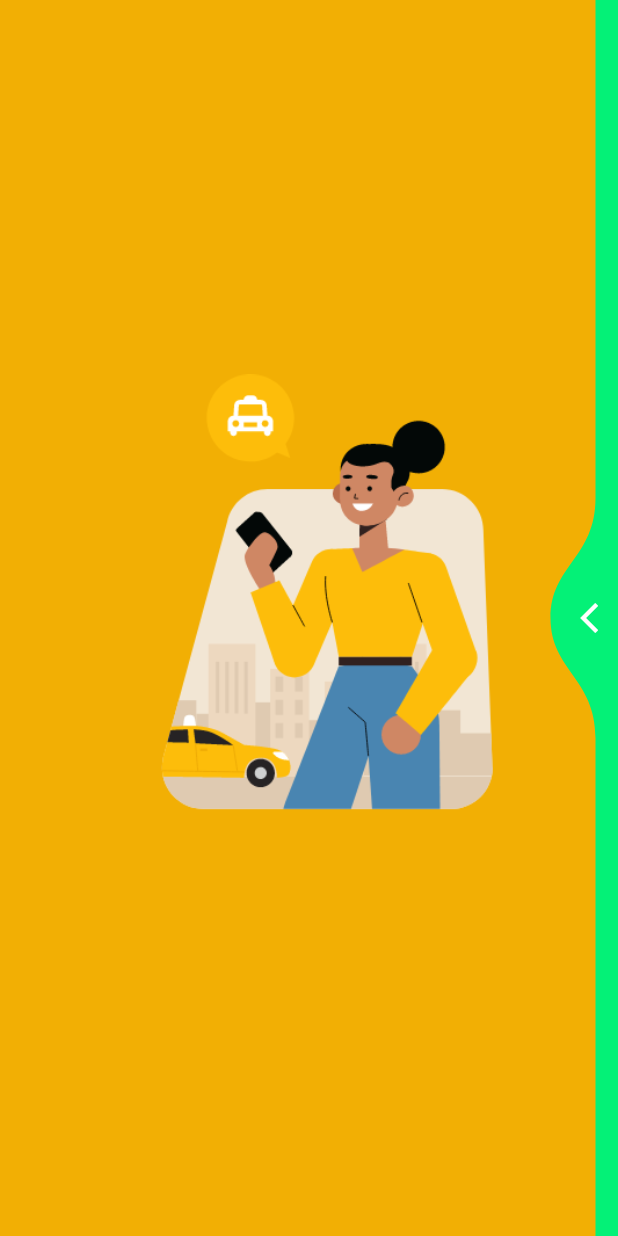
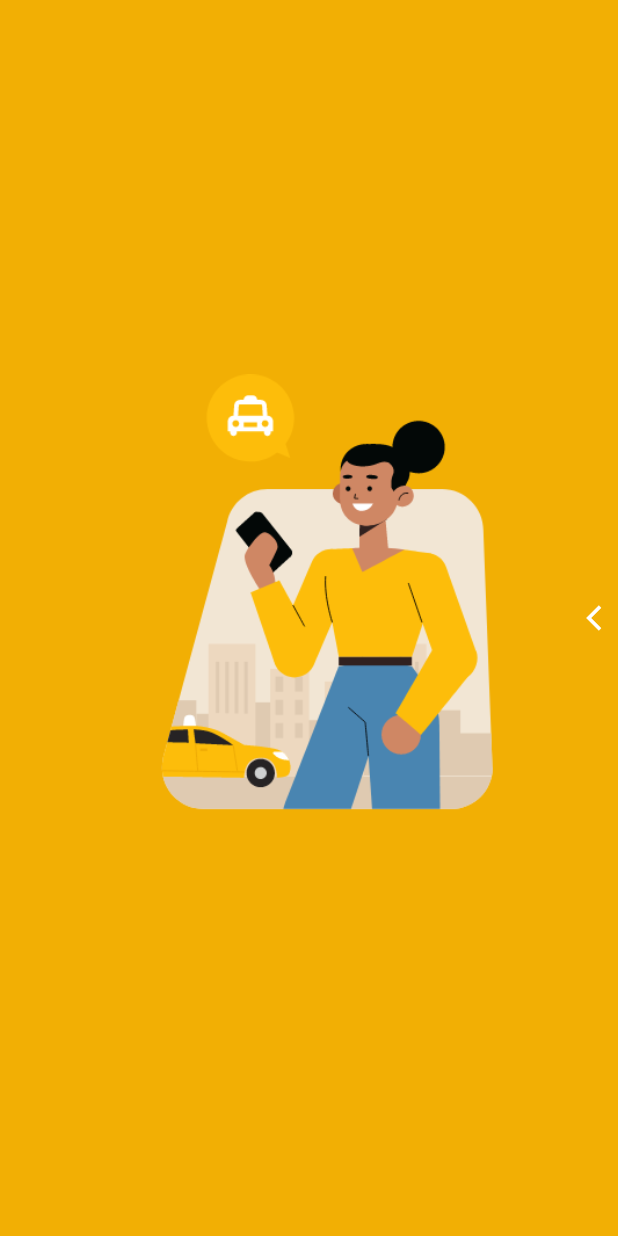
Before and after one commit to Idriss-rayan/familyquiz, a Flutter app: the screen it shows after launch, on a phone screen of 412 x 824 dp. Run offline on Flutter 3.47's test engine with Material 3 defaults, Android fonts, the phone set to English and light mode, and no system bars; drawn by our look-alikes of liquid_swipe; our stand-ins replace flutter_svg, get, websafe_svg.

Commit message:
elevent ramadan

```diff
--- a/lib/documentation/doc.dart
+++ b/lib/documentation/doc.dart
@@ -1,23 +1,9 @@
 import 'package:flutter/material.dart';
 import 'package:liquid_swipe/liquid_swipe.dart';
+import 'package:familyquiz/documentation/histoire.dart'; // Assurez-vous que cette classe est correctement importée.
 
 class Doc extends StatelessWidget {
   Doc({super.key});
-
-  final List<Widget> pages = [
-    PageWidget(
-      bgColor: const Color.fromARGB(255, 242, 175, 4),
-      imagePath: "assets/icons/test1.png",
-    ),
-    PageWidget(
-      bgColor: const Color.fromARGB(255, 4, 241, 119),
-      imagePath: "assets/icons/test2.png",
-    ),
-    PageWidget(
-      gradientColors: [Colors.red, Colors.deepOrangeAccent],
-      imagePath: "assets/icons/test3.png",
-    ),
-  ];
 
   @override
   Widget build(BuildContext context) {
@@ -26,58 +12,199 @@ class Doc extends StatelessWidget {
         pages: pages,
         fullTransitionValue: 300,
         enableLoop: false,
-        enableSideReveal: true,
-        slideIconWidget: const Icon(
+        enableSideReveal: false,
+        slideIconWidget: Icon(
           Icons.arrow_back_ios,
-          size: 24, // Increased for better visibility
-          color: Colors.white,
+          size: 20,
         ),
         waveType: WaveType.liquidReveal,
         positionSlideIcon: 0.5,
       ),
     );
   }
-}
 
-class PageWidget extends StatelessWidget {
-  final Color? bgColor;
-  final List<Color>? gradientColors;
-  final String imagePath;
-
-  const PageWidget({
-    super.key,
-    this.bgColor,
-    this.gradientColors,
-    required this.imagePath,
-  });
-
-  @override
-  Widget build(BuildContext context) {
-    return Container(
+  final pages = [
+    // Première page avec un fond jaune
+    Container(
       width: double.infinity,
-      decoration: BoxDecoration(
-        color: bgColor,
-        gradient: gradientColors != null
-            ? LinearGradient(
-                colors: gradientColors!,
-                begin: Alignment.topLeft,
-                end: Alignment.bottomRight,
-              )
-            : null,
-      ),
+      color: const Color.fromARGB(255, 242, 175, 4),
       child: Column(
         mainAxisAlignment: MainAxisAlignment.center,
         children: [
           Padding(
             padding: const EdgeInsets.only(bottom: 25),
             child: Image.asset(
-              imagePath,
+              "assets/icons/test1.png",
               height: 300,
               width: 300,
             ),
           ),
         ],
       ),
-    );
-  }
+    ),
+    // Deuxième page avec un fond vert
+    Container(
+      width: double.infinity,
+      color: const Color.fromARGB(255, 4, 241, 119),
+      child: Column(
+        mainAxisAlignment: MainAxisAlignment.center,
+        children: [
+          Padding(
+            padding: const EdgeInsets.only(bottom: 25),
+            child: Image.asset(
+              "assets/icons/test2.png",
+              height: 300,
+              width: 300,
+            ),
+          ),
+        ],
+      ),
+    ),
+    // Dernière page avec un fond dégradé et texte
+    Container(
+      width: double.infinity,
+      height: double.infinity,
+      decoration: BoxDecoration(
+        gradient: LinearGradient(
+          colors: [Colors.white, Colors.grey],
+          begin: Alignment.topLeft,
+          end: Alignment.bottomCenter,
+        ),
+      ),
+      child: SingleChildScrollView(
+        child: Padding(
+          padding: const EdgeInsets.all(8.0),
+          child: Column(
+            mainAxisAlignment: MainAxisAlignment.center,
+            children: [
+              Image.asset(
+                "assets/icons/Ahijo.png",
+                width: 500,
+                height: 200,
+              ),
+              SizedBox(
+                height: 50,
+              ),
+              Padding(
+                padding: const EdgeInsets.all(15.0),
+                child: Text(
+                  Name.Ahmadou,
+                  style: TextStyle(
+                    fontSize: 18,
+                    color: Colors
+                        .black, // Le texte en blanc pour le faire ressortir
+                    height: 1.5,
+                  ),
+                  textAlign: TextAlign.justify, // Justifie le texte
+                ),
+              ),
+            ],
+          ),
+        ),
+      ),
+    ),
+    // pour paul biya
+    Container(
+      width: double.infinity,
+      height: double.infinity,
+      decoration: BoxDecoration(
+        gradient: LinearGradient(
+          colors: [Colors.white, Colors.blue],
+          begin: Alignment.topLeft,
+          end: Alignment.bottomCenter,
+        ),
+      ),
+      child: SingleChildScrollView(
+        child: Padding(
+          padding: const EdgeInsets.all(8.0),
+          child: Column(
+            mainAxisAlignment: MainAxisAlignment.center,
+            children: [
+              Container(
+                decoration: BoxDecoration(
+                  borderRadius: BorderRadius.circular(20), // Bordure arrondie
+                  image: DecorationImage(
+                    image: AssetImage("assets/icons/biya.png"),
+                    fit: BoxFit.cover,
+                  ),
+                ),
+                height: 220,
+                width: 300,
+              ),
+              SizedBox(
+                height: 30,
+              ),
+              Padding(
+                padding: const EdgeInsets.all(15.0),
+                child: Text(
+                  Name.Biya,
+                  style: TextStyle(
+                    fontSize: 18,
+                    color: Colors
+                        .black, // Le texte en blanc pour le faire ressortir
+                    height: 1.5,
+                  ),
+                  textAlign: TextAlign.justify, // Justifie le texte
+                ),
+              ),
+            ],
+          ),
+        ),
+      ),
+    ),
+
+    // pour ernest
+
+    Container(
+      width: double.infinity,
+      height: double.infinity,
+      decoration: BoxDecoration(
+        gradient: LinearGradient(
+          colors: [
+            const Color.fromARGB(255, 210, 147, 1),
+            const Color.fromARGB(255, 104, 82, 1)
+          ],
+          begin: Alignment.topLeft,
+          end: Alignment.bottomCenter,
+        ),
+      ),
+      child: SingleChildScrollView(
+        child: Padding(
+          padding: const EdgeInsets.all(8.0),
+          child: Column(
+            mainAxisAlignment: MainAxisAlignment.center,
+            children: [
+              Container(
+                decoration: BoxDecoration(
+                  borderRadius: BorderRadius.circular(20), // Bordure arrondie
+                  image: DecorationImage(
+                    image: AssetImage("assets/icons/ernest.png"),
+                    fit: BoxFit.cover,
+                  ),
+                ),
+                height: 220,
+                width: 300,
+              ),
+              SizedBox(
+                height: 30,
+              ),
+              Padding(
+                padding: const EdgeInsets.all(15.0),
+                child: Text(
+                  Name.ernest,
+                  style: TextStyle(
+                    fontSize: 18,
+                    color: Colors
+                        .black, // Le texte en blanc pour le faire ressortir
+                    height: 1.5,
+                  ),
+                  textAlign: TextAlign.justify, // Justifie le texte
+                ),
+              ),
+            ],
+          ),
+        ),
+      ),
+    ),
+  ];
 }
--- /dev/null
+++ b/lib/documentation/histoire.dart
@@ -0,0 +1,27 @@
+class Name {
+  static const String Ahmadou = """
+Ahmadou Ahidjo est né le 24 août 1924 à Garoua, dans le nord du Cameroun. Issu d’une famille peule,
+il suit une éducation coranique et française avant d’entrer dans l’administration coloniale. Son intelligence
+et son charisme lui permettent d’accéder rapidement aux sphères du pouvoir.
+En 1947, il est élu député à l’Assemblée territoriale sous administration française. Progressivement, il devient
+une figure clé des négociations pour l’indépendance du Cameroun. En 1957, il est nommé vice-président du gouvernement
+autonome du Cameroun, puis devient Premier ministre en 1958.
+Le 1er janvier 1960, le Cameroun obtient son indépendance et Ahmadou Ahidjo est élu premier président de la République.
+Son gouvernement met en place un système politique centralisé avec un parti unique, l’UNC (Union nationale camerounaise).
+Son régime est marqué par une forte répression contre les opposants, notamment les militants de l’UPC, un mouvement indépendantiste.
+""";
+
+  static const String Biya = """
+Paul Biya, né le 13 février 1933 à Mvomeka’a, est une figure emblématique de la vie politique camerounaise. Après des études brillantes en droit et en sciences politiques en France, il rentre au Cameroun et occupe plusieurs postes stratégiques au sein de l’administration. Son parcours remarquable le mène à la fonction de Premier ministre en 1975 sous la présidence d’Ahmadou Ahidjo.
+Le 6 novembre 1982, après la démission du président Ahidjo, Paul Biya accède à la magistrature suprême et devient président de la République du Cameroun. Dès le début de son mandat, il engage des réformes visant à moderniser l’administration et à renforcer la stabilité du pays.
+Dans les années 1990, sous son leadership, le Cameroun adopte le multipartisme, marquant une évolution politique majeure. Grâce à sa vision, il œuvre pour la paix, l’unité nationale et le développement socio-économique du pays. Il est régulièrement réélu par le peuple camerounais, témoignant de la confiance placée en lui pour conduire la nation vers le progrès.
+Son engagement pour la stabilité et la souveraineté du Cameroun demeure constant, et il continue à jouer un rôle clé dans la consolidation du développement du pays. Son leadership expérimenté fait de lui l’un des chefs d’État les plus respectés sur le continent africain.
+""";
+
+  static const String ernest = """
+Ernest Ouandié est une figure emblématique de la lutte pour l’indépendance du Cameroun. Né en 1924, il devient instituteur avant de s’engager activement dans la politique en rejoignant l’Union des Populations du Cameroun (UPC), un mouvement indépendantiste fondé par Ruben Um Nyobé.
+Après l’assassinat de ce dernier en 1958, Ouandié devient l’un des principaux leaders du mouvement et poursuit la lutte contre l’administration coloniale française. Lorsque le Cameroun obtient son indépendance en 1960 sous la présidence d’Ahmadou Ahidjo, l’UPC continue son combat, dénonçant la politique du nouveau gouvernement.
+Ernest Ouandié prend la tête de la branche armée du parti et mène une résistance dans l’Ouest du pays. Traqué pendant plusieurs années, il est finalement arrêté en 1970. Après un procès, il est condamné à mort et exécuté publiquement à Bafoussam le 15 janvier 1971.
+Aujourd’hui, il est reconnu comme un héros de la lutte pour l’indépendance du Cameroun. Son engagement et son sacrifice restent une source d’inspiration pour de nombreux Camerounais attachés aux valeurs de souveraineté et de justice sociale.
+""";
+}
```
Also changed, not shown: assets/icons/Ahijo.png (added), assets/icons/biya.png (added), assets/icons/ernest.png (added).
